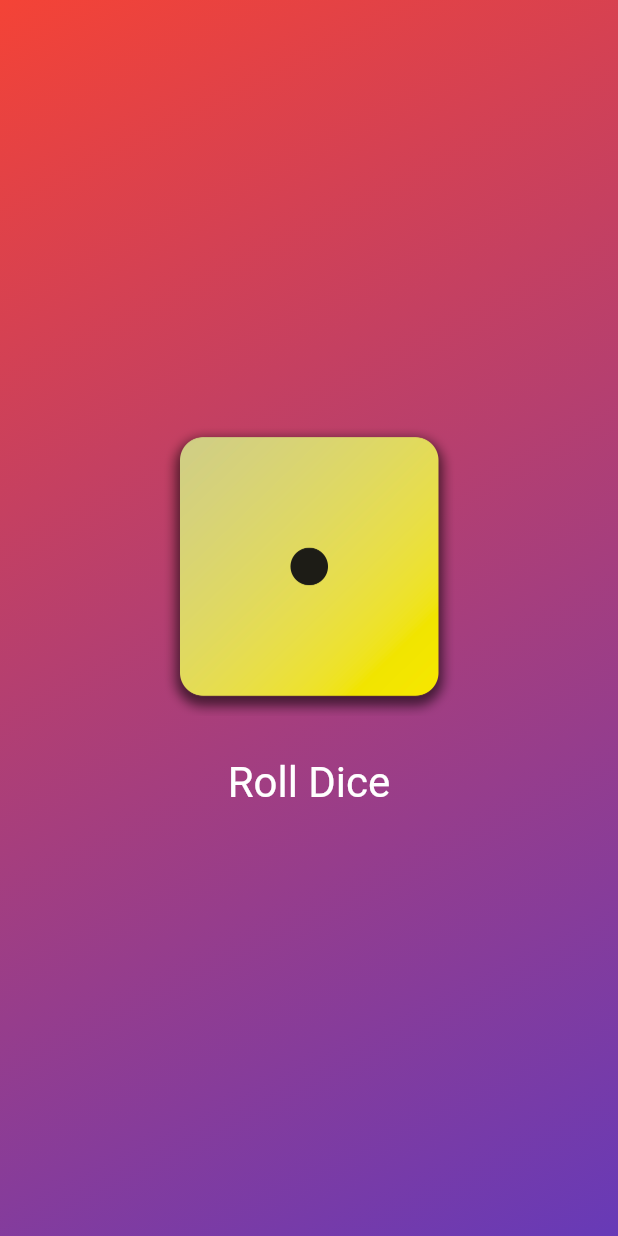
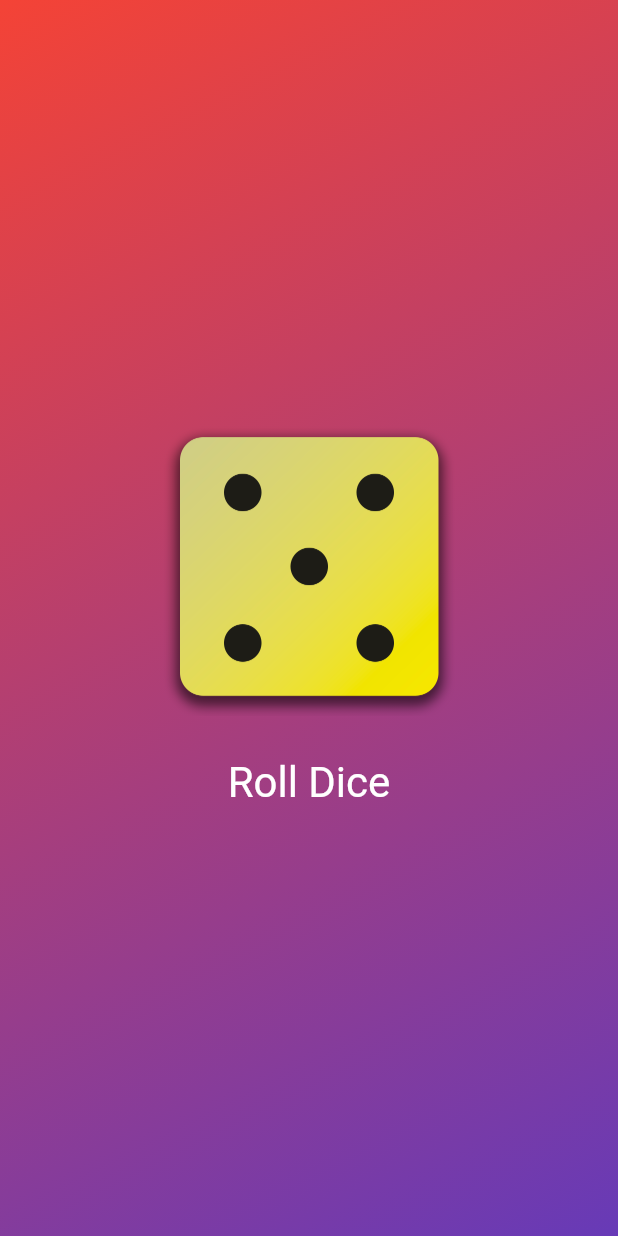
Before and after one commit to JJILU/flutter_dice_app_mm, a Flutter app: the screen it shows after launch, after a tap on "Roll Dice", on a phone screen of 412 x 824 dp. Run offline on Flutter 3.47's test engine with Material 3 defaults, Android fonts, the phone set to English and light mode, and no system bars.

Commit message:
add random constructer

```diff
--- a/lib/dice_roller.dart
+++ b/lib/dice_roller.dart
@@ -0,0 +1,56 @@
+import 'dart:math';
+import 'package:flutter/widgets.dart';
+import 'package:flutter/material.dart';
+
+class DiceRoller extends StatefulWidget {
+  const DiceRoller({super.key});
+
+  @override
+  State<DiceRoller> createState() {
+    return _DiceRollerState();
+  }
+}
+
+class _DiceRollerState extends State<DiceRoller> {
+  // var activeDiceImage = "dice-images/dice-images/dice-1.png";
+  var currentDiceRoll = 2;
+
+  // method
+  void rollDice() {
+    setState(() {
+      currentDiceRoll = Random().nextInt(6) + 1;
+    });
+  }
+
+  @override
+  Widget build(BuildContext context) {
+    return Column(
+      mainAxisSize: MainAxisSize.min,
+      children: [
+        // dice images
+        Image.asset(
+          "dice-images/dice-images/dice-$currentDiceRoll.png",
+          width: 200,
+        ),
+
+        // SizedBox()
+        const SizedBox(
+          height: 20,
+        ),
+
+        // button
+        TextButton(
+          onPressed: rollDice, // pointer to rollDice()
+          style: TextButton.styleFrom(
+            // padding: const EdgeInsets.only(top: 20),
+            foregroundColor: Colors.white,
+            textStyle: const TextStyle(
+              fontSize: 28,
+            ),
+          ),
+          child: const Text("Roll Dice"),
+        ),
+      ],
+    );
+  }
+}
--- a/lib/gradient_container.dart
+++ b/lib/gradient_container.dart
@@ -1,4 +1,5 @@
 import 'package:flutter/material.dart';
+import 'package:roll_dice_app/dice_roller.dart';
 import 'package:roll_dice_app/styled_text.dart';
 
 // stores configuration alignment gradient color
@@ -50,27 +51,21 @@ class ContainerGradient extends StatelessWidget {
 
   // shortcut
   // const ContainerGradient(this.gradientColors, {super.key});
-  ContainerGradient(Color this.color1, Color this.color2, {super.key});
+  const ContainerGradient( this.color1,  this.color2, {super.key});
 
   // secondary constructor predefined function
-  ContainerGradient.greenorange({super.key})
+  const ContainerGradient.greenorange({super.key})
       : color1 = Colors.green,
         color2 = Colors.deepOrange;
 
   // third constructor predefined function
-  ContainerGradient.redpurple({super.key})
+  const ContainerGradient.redpurple({super.key})
       : color1 = Colors.red,
         color2 = Colors.deepPurple;
 
   final Color color1;
   final Color color2;
-  var activeDiceImage = "dice-images/dice-images/dice-1.png";
 
-  // method
-  void rollDice() {
-    activeDiceImage = "dice-images/dice-images/dice-1.png";
-    print("changig image...");
-  }
 
   @override
   Widget build(BuildContext context) {
@@ -90,35 +85,8 @@ class ContainerGradient extends StatelessWidget {
           end: endAlignment,
         ),
       ),
-      child: Center(
-        child: Column(
-          mainAxisSize: MainAxisSize.min,
-          children: [
-            // dice images
-            Image.asset(
-              activeDiceImage,
-              width: 200,
-            ),
-
-            // SizedBox()
-            const SizedBox(
-              height: 20,
-            ),
-
-            // button
-            TextButton(
-              onPressed: rollDice, // pointer to rollDice()
-              style: TextButton.styleFrom(
-                // padding: const EdgeInsets.only(top: 20),
-                foregroundColor: Colors.white,
-                textStyle: const TextStyle(
-                  fontSize: 28,
-                ),
-              ),
-              child: const Text("Roll Dice"),
-            ),
-          ],
-        ),
+      child: const Center(
+        child: DiceRoller(),
       ),
     );
   }
--- a/lib/main.dart
+++ b/lib/main.dart
@@ -3,7 +3,7 @@ import 'package:roll_dice_app/gradient_container.dart';
 
 void main() {
   runApp(
-    MaterialApp(
+    const MaterialApp(
       debugShowCheckedModeBanner: false,
       home: Scaffold(
         // body: ContainerGradient([
```
